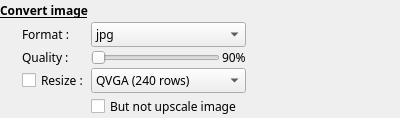
This is src/ffDiaporamaMMFiler/wgt_JobConvertImage.ui in boenki/ffdiaporama as Qt 5 draws it before an edit. The edited form follows.
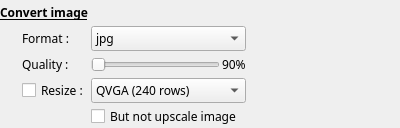
This is the edited form.

What changed in the file:
```diff
--- a/src/ffDiaporamaMMFiler/wgt_JobConvertImage.ui
+++ b/src/ffDiaporamaMMFiler/wgt_JobConvertImage.ui
@@ -7,7 +7,7 @@
     <x>0</x>
     <y>0</y>
     <width>400</width>
-    <height>116</height>
+    <height>128</height>
    </rect>
   </property>
   <property name="sizePolicy">
```
Left out of the diff: 16 changed lines with no effect on the pictures.
